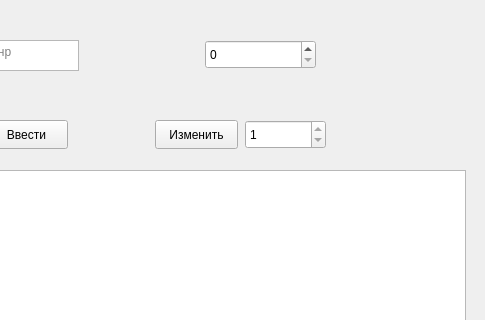
This is mainwindow.ui in StepanRyabcev/book as Qt 5 draws it before an edit; both pictures show x 315 to 800 and y 0 to 320 of the 800 by 600 pixel window. The edited form follows.
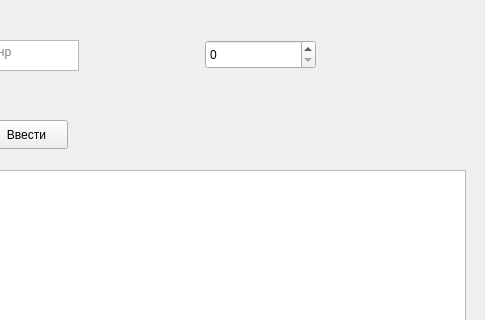
This is the edited form.

Commit message: Useless change button removed

What changed in the file:
```diff
--- a/mainwindow.ui
+++ b/mainwindow.ui
@@ -66,19 +66,6 @@
      <number>999999</number>
     </property>
    </widget>
-   <widget class="QPushButton" name="change">
-    <property name="geometry">
-     <rect>
-      <x>470</x>
-      <y>120</y>
-      <width>83</width>
-      <height>29</height>
-     </rect>
-    </property>
-    <property name="text">
-     <string>Изменить</string>
-    </property>
-   </widget>
    <widget class="QTableView" name="tableView">
     <property name="geometry">
      <rect>
@@ -89,22 +76,6 @@
      </rect>
     </property>
    </widget>
-   <widget class="QSpinBox" name="changeObj">
-    <property name="geometry">
-     <rect>
-      <x>560</x>
-      <y>120</y>
-      <width>81</width>
-      <height>29</height>
-     </rect>
-    </property>
-    <property name="minimum">
-     <number>1</number>
-    </property>
-    <property name="maximum">
-     <number>1</number>
-    </property>
-   </widget>
   </widget>
   <widget class="QMenuBar" name="menubar">
    <property name="geometry">
```
The commit also changes 2 other files.
